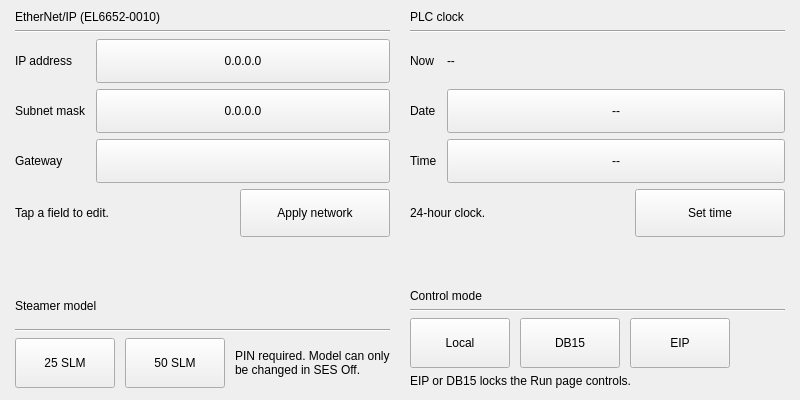
Above: ui/resources/SystemPage_widget.ui from tamdak-dan/rch-steamer before the change. Below: the same form after it.
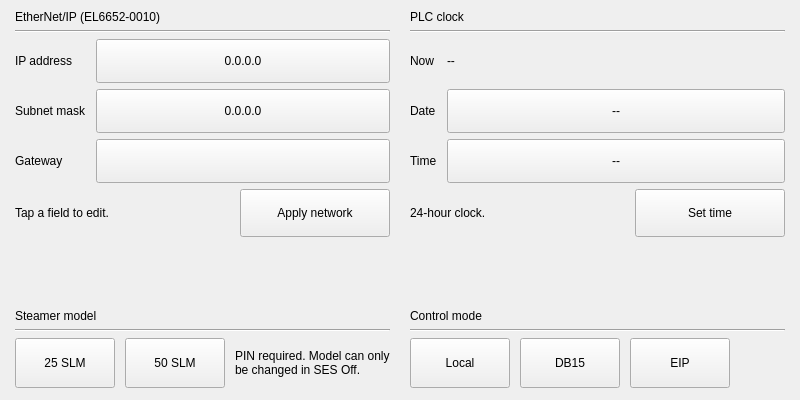
That is the form after the change.

Commit message:
System page: control mode note on the heading line
'Run page controls are locked.' now sits right-aligned on the same line
as the Control mode heading and shows for DB15 or EIP; it's blank in
Local. Disconnected / not reported / unknown mode use the same spot.

Claude-Session: https://claude.ai/code/session_01DpXPReu8uEsVNPhLgT5eHN

Patch:
```diff
--- a/ui/resources/SystemPage_widget.ui
+++ b/ui/resources/SystemPage_widget.ui
@@ -421,12 +421,32 @@
         <number>6</number>
        </property>
        <item>
+        <layout class="QHBoxLayout" name="SystemPage_ControlHead" stretch="0,1">
+         <property name="spacing">
+          <number>10</number>
+         </property>
+         <item>
         <widget class="QLabel" name="H2_Control">
          <property name="text">
           <string>Control mode</string>
          </property>
         </widget>
        </item>
+         <item>
+          <widget class="QLabel" name="lbl_ControlStatus">
+           <property name="text">
+            <string></string>
+           </property>
+           <property name="alignment">
+            <set>Qt::AlignmentFlag::AlignRight|Qt::AlignmentFlag::AlignVCenter</set>
+           </property>
+           <property name="hint" stdset="0">
+            <bool>true</bool>
+           </property>
+          </widget>
+         </item>
+        </layout>
+       </item>
        <item>
         <widget class="Line" name="line_control">
          <property name="orientation">
@@ -511,19 +531,6 @@
          </item>
         </layout>
        </item>
-       <item>
-          <widget class="QLabel" name="lbl_ControlStatus">
-           <property name="text">
-            <string>EIP or DB15 locks the Run page controls.</string>
-           </property>
-           <property name="wordWrap">
-            <bool>true</bool>
-           </property>
-           <property name="hint" stdset="0">
-            <bool>true</bool>
-           </property>
-          </widget>
-         </item>
       </layout>
      </item>
     </layout>
```
The commit also changes 1 other file.
